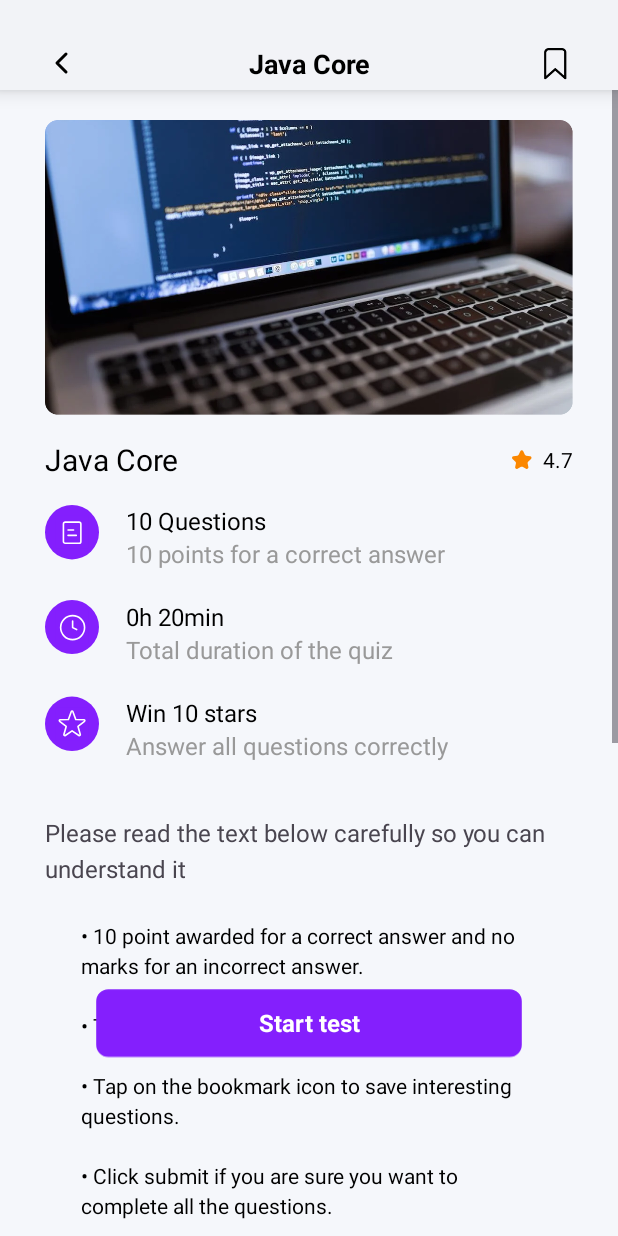
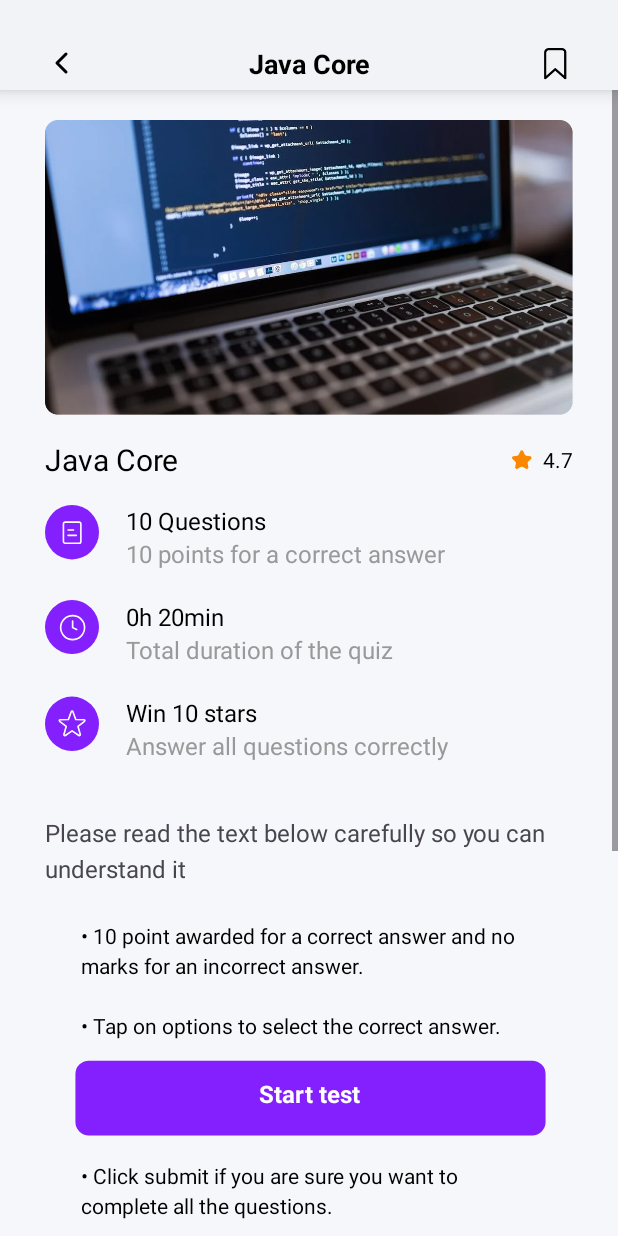
Before and after one commit to pepmeg/mock_university_ROOM, an Android app: the LearningActivity screen opened directly, with no data from a screen before it, after a tap on "Continue Test", on a phone screen of 412 x 824 dp. Run offline under Robolectric (Android 15) with nearby library versions, the phone set to English and light mode, and no system bars.

Commit message:
сделано продолжение теста, ревью мод и тд

```diff
--- a/app/src/main/AndroidManifest.xml
+++ b/app/src/main/AndroidManifest.xml
@@ -3,6 +3,7 @@
     xmlns:tools="http://schemas.android.com/tools">
 
     <application
+        android:name=".App"
         android:allowBackup="true"
         android:dataExtractionRules="@xml/data_extraction_rules"
         android:fullBackupContent="@xml/backup_rules"
@@ -26,5 +27,4 @@
         <activity android:name=".InfoTestActivity" />
         <activity android:name=".CompleteActivity"/>
     </application>
-
 </manifest>
--- a/app/src/main/java/com/example/a12/info_test.kt
+++ b/app/src/main/java/com/example/a12/info_test.kt
@@ -11,51 +11,77 @@ import androidx.appcompat.app.AppCompatActivity
 class InfoTestActivity : AppCompatActivity() {
 
     private var testId: Int = 0
+    private lateinit var dbHelper: DbHelper
 
     override fun onCreate(savedInstanceState: Bundle?) {
         super.onCreate(savedInstanceState)
         setContentView(R.layout.info_test)
 
-        // 1. Получаем ID теста из Intent
+        // 0) Инициализируем helper
+        dbHelper = DbHelper(this)
+
+        // 1) Читаем ID теста
         testId = intent.getIntExtra("TEST_ID", 1)
 
-        // 2. Задаём всё остальное (название, время, количество вопросов)
-        val name     = intent.getStringExtra("TEST_NAME") ?: ""
+        // 2) Заполняем UI
+        findViewById<TextView>(R.id.title).text =
+            intent.getStringExtra("TEST_NAME") ?: ""
+        findViewById<TextView>(R.id.title1).text =
+            intent.getStringExtra("TEST_NAME") ?: ""
         val duration = intent.getIntExtra("TEST_DURATION", 0)
-        val qCount   = intent.getIntExtra("TEST_Q_COUNT", 0)
-
-        findViewById<TextView>(R.id.title).text         = name
-        findViewById<TextView>(R.id.title1).text        = name
-        findViewById<TextView>(R.id.testDuration)?.text = "${duration / 60}h ${duration % 60}min"
+        findViewById<TextView>(R.id.testDuration)?.text =
+            "${duration / 60}h ${duration % 60}min"
+        val qCount = intent.getIntExtra("TEST_Q_COUNT", 0)
         findViewById<TextView>(R.id.questionsCount)?.text = "$qCount Questions"
 
-        // 3. Логика для кнопки назад
+        // 3) Назад
         findViewById<ImageView>(R.id.backIcon).setOnClickListener {
             finish()
         }
 
-        // 4. Текст инструкций
-        val instructionText = findViewById<TextView>(R.id.instructionText)
-        val bulletPoints = listOf(
+        // 4) Инструкции
+        val bullets = listOf(
             "10 point awarded for a correct answer and no marks for an incorrect answer.",
             "Tap on options to select the correct answer.",
             "Tap on the bookmark icon to save interesting questions.",
             "Click submit if you are sure you want to complete all the questions."
         )
-        val spannableString = SpannableStringBuilder().apply {
-            bulletPoints.forEach {
+        val instr = findViewById<TextView>(R.id.instructionText)
+        SpannableStringBuilder().apply {
+            bullets.forEach {
                 append("• ").append(it).append("\n\n")
             }
+            instr.text = this
         }
-        instructionText.text = spannableString
 
-        // 5. Навешиваем запуск теста на Start test
-        findViewById<FrameLayout>(R.id.startTestContainer)
-            .setOnClickListener {
-                val intent = Intent(this, TestActivity::class.java).apply {
-                    putExtra("TEST_ID", testId)
+        // 5) Кнопка «Start Test»
+        findViewById<FrameLayout>(R.id.startTestContainer).setOnClickListener {
+            // Берём последнюю сессию по этому тесту
+            val last = dbHelper.getLastResultForTest(testId)
+
+            // Всегда передаём TEST_ID
+            val intent = Intent(this, TestActivity::class.java)
+                .putExtra("TEST_ID", testId)
+
+            if (last != null) {
+                when (last.second) {
+                    "in_progress" -> {
+                        // незавершённый тест — просто продолжаем
+                        intent.putExtra("REVIEW_MODE", false)
+                        intent.putExtra("RESULT_ID", last.first)
+                    }
+                    "completed" -> {
+                        // завершён — сразу в режим обзора
+                        intent.putExtra("REVIEW_MODE", true)
+                        intent.putExtra("RESULT_ID", last.first)
+                    }
                 }
-                startActivity(intent)
+            } else {
+                // ни одной сессии не было — новый тест
+                intent.putExtra("REVIEW_MODE", false)
             }
+
+            startActivity(intent)
+        }
     }
 }
--- a/app/src/main/java/com/example/a12/utils/TestsAdapter.kt
+++ b/app/src/main/java/com/example/a12/utils/TestsAdapter.kt
@@ -11,44 +11,46 @@ import com.example.a12.R
 import com.example.a12.model.TestItem
 
 class TestsAdapter(
-    private val items: List<TestItem>,
+    private var items: List<TestItem>,
     private val layoutResId: Int,
     private val onClick: (TestItem) -> Unit
 ) : RecyclerView.Adapter<TestsAdapter.ViewHolder>() {
 
     inner class ViewHolder(v: View): RecyclerView.ViewHolder(v) {
-        private val iconIv   : ImageView   = v.findViewById(R.id.testIcon)
-        private val nameTv   : TextView    = v.findViewById(R.id.testName)
-        private val countTv  : TextView?   = v.findViewById(R.id.questionsCount)
-        private val durTv    : TextView?   = v.findViewById(R.id.testDuration)
-        private val remTv    : TextView?   = v.findViewById(R.id.remainingTime)
-        private val continueBtn: FrameLayout? = v.findViewById(R.id.btn_continue_test)
+        private val iconIv   : ImageView     = v.findViewById(R.id.testIcon)
+        private val nameTv   : TextView      = v.findViewById(R.id.testName)
+        private val countTv  : TextView?     = v.findViewById(R.id.questionsCount)
+        private val durTv    : TextView?     = v.findViewById(R.id.testDuration)
+        private val remTv    : TextView?     = v.findViewById(R.id.remainingTime)
+        private val continueBtn: FrameLayout?= v.findViewById(R.id.btn_continue_test)
 
         fun bind(item: TestItem) {
-            // Иконка по имени ресурса
             val ctx = iconIv.context
-            val rid = ctx.resources.getIdentifier(
-                item.iconResName, "drawable", ctx.packageName
-            )
+            val rid = ctx.resources.getIdentifier(item.iconResName, "drawable", ctx.packageName)
             if (rid != 0) iconIv.setImageResource(rid)
 
-            nameTv.text  = item.name
-            countTv?.text= "${item.answeredCount}/${item.questionsCount}"
-            durTv?.text  = "${item.durationMinutes/60}h ${item.durationMinutes%60}min"
-            remTv?.text  = "%dmin"
-                .format(item.remainingSeconds/60, item.remainingSeconds%60)
+            nameTv.text   = item.name
+            countTv?.text = "${item.answeredCount}/${item.questionsCount}"
+            durTv?.text   = "${item.durationMinutes/60}h ${item.durationMinutes%60}min"
+            remTv?.text   = "${item.remainingSeconds/60}min"
 
             itemView.setOnClickListener    { onClick(item) }
             continueBtn?.setOnClickListener{ onClick(item) }
         }
     }
 
-    override fun onCreateViewHolder(p: ViewGroup, vt: Int) =
-        ViewHolder(LayoutInflater.from(p.context)
-            .inflate(layoutResId, p, false))
+    /** Для обновления списка и перерисовки */
+    fun updateItems(newItems: List<TestItem>) {
+        this.items = newItems
+        notifyDataSetChanged()
+    }
+
+    override fun onCreateViewHolder(parent: ViewGroup, viewType: Int) =
+        ViewHolder(LayoutInflater.from(parent.context)
+            .inflate(layoutResId, parent, false))
 
     override fun getItemCount(): Int = items.size
 
-    override fun onBindViewHolder(h: ViewHolder, pos: Int) =
-        h.bind(items[pos])
+    override fun onBindViewHolder(holder: ViewHolder, position: Int) =
+        holder.bind(items[position])
 }
--- a/app/src/main/res/layout/card_test.xml
+++ b/app/src/main/res/layout/card_test.xml
@@ -40,6 +40,7 @@
             android:padding="20dp">
 
             <ImageView
+                android:id="@+id/cardIcon"
                 android:layout_width="0dp"
                 android:layout_height="60dp"
                 android:layout_gravity="center"
@@ -58,6 +59,7 @@
                     android:layout_height="wrap_content">
 
                     <TextView
+                        android:id="@+id/cardTitle"
                         android:layout_width="wrap_content"
                         android:layout_height="wrap_content"
                         android:text="React JS"
@@ -82,6 +84,7 @@
                     android:orientation="horizontal">
 
                     <TextView
+                        android:id="@+id/cardProgress"
                         android:layout_width="wrap_content"
                         android:layout_height="wrap_content"
                         android:text="8/10"
@@ -103,6 +106,7 @@
                     android:orientation="horizontal">
 
                     <TextView
+                        android:id="@+id/cardRemaining"
                         android:layout_width="wrap_content"
                         android:layout_height="wrap_content"
                         android:text="35min"
@@ -120,6 +124,7 @@
         </LinearLayout>
 
         <ImageView
+            android:id="@+id/cardProgressBar"
             android:layout_width="wrap_content"
             android:layout_height="wrap_content"
             android:layout_marginStart="25dp"
--- a/app/src/main/res/layout/info_test.xml
+++ b/app/src/main/res/layout/info_test.xml
@@ -264,6 +264,9 @@
         <ImageView
             android:layout_width="match_parent"
             android:layout_height="wrap_content"
+            android:layout_marginStart="-15dp"
+            android:layout_marginEnd="-17dp"
+            android:layout_marginBottom="-70dp"
             android:adjustViewBounds="true"
             android:scaleType="centerCrop"
             android:src="@drawable/button_start_test" />
--- a/app/src/main/res/layout/item_test_card.xml
+++ b/app/src/main/res/layout/item_test_card.xml
@@ -79,7 +79,6 @@
             <ImageView
                 android:layout_width="24dp"
                 android:layout_height="24dp"
-                android:layout_marginTop="4dp"
                 android:src="@drawable/bookmark" />
         </LinearLayout>
     </LinearLayout>
```
Also changed, not shown: app/src/main/java/com/example/a12/App.kt (added, +13 -0 lines), app/src/main/java/com/example/a12/DbHelper.kt (+123 -1 lines), app/src/main/java/com/example/a12/MainActivity.kt (+50 -39 lines), app/src/main/java/com/example/a12/copyDatabaseFromAssets.kt (added, +25 -0 lines), app/src/main/java/com/example/a12/test.kt (+60 -60 lines), app/src/main/java/com/example/a12/utils/Countdown.kt (+8 -4 lines).
